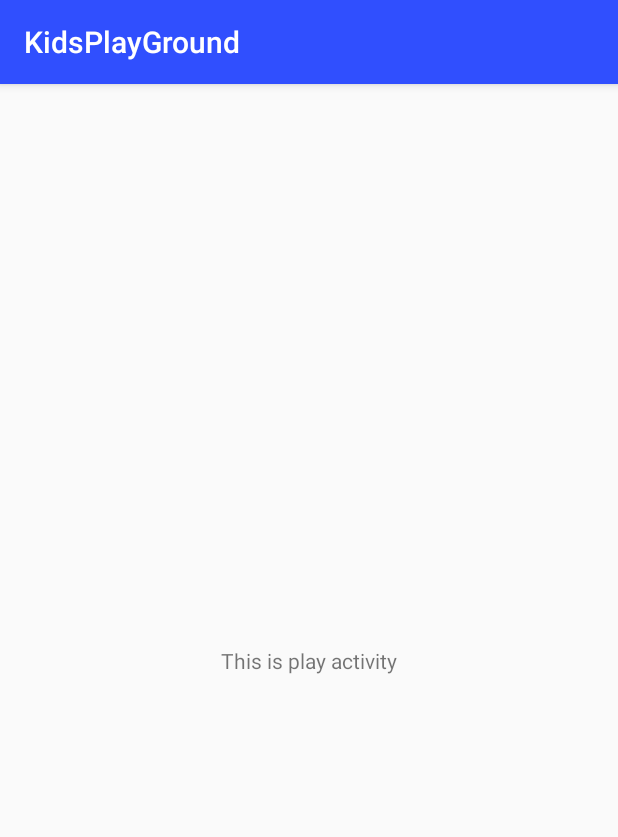
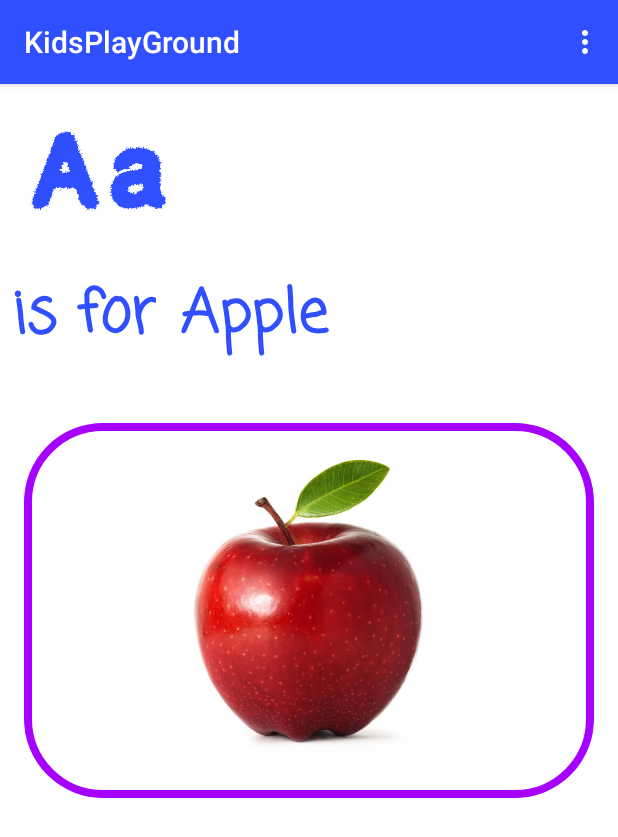
Before and after one commit to ime01/AAD-TEAM-40-ANIMATION-CHALLENGE, an Android app: the screen it shows after launch (PlayActivity), after a tap on "Play", on a phone screen of 412 x 824 dp. Shown: the top 837 px of the screen. Run offline under Robolectric (Android 15) with nearby library versions, the phone set to English and light mode, and no system bars.

Commit message:
formatted from har-beebullah 22/10/2019

```diff
--- a/app/src/main/java/com/flowz/kidsplayground/MainActivity.java
+++ b/app/src/main/java/com/flowz/kidsplayground/MainActivity.java
@@ -45,9 +45,6 @@ public class MainActivity extends AppCompatActivity {
 
     public void playActivity(View view) {
         playBtn.startAnimation(animPlayBtn);
-        Intent intent = new Intent(MainActivity.this, PlayActivity.class);
-        startActivity(intent);
-        overridePendingTransition(R.anim.slide_in_right, R.anim.slide_out_left);
-
+        startActivity( new Intent(this, PlayActivity.class));
     }
 }
--- a/app/src/main/java/com/flowz/kidsplayground/PlayActivity.java
+++ b/app/src/main/java/com/flowz/kidsplayground/PlayActivity.java
@@ -3,30 +3,79 @@ package com.flowz.kidsplayground;
 import androidx.appcompat.app.AppCompatActivity;
 import androidx.fragment.app.Fragment;
 import androidx.fragment.app.FragmentTransaction;
+import androidx.viewpager.widget.PagerAdapter;
+import androidx.viewpager.widget.ViewPager;
 
 import android.os.Bundle;
+import android.view.Menu;
+import android.view.MenuItem;
 import android.view.View;
 import android.widget.Button;
 
 public class PlayActivity extends AppCompatActivity {
-
-    Button Next;
+    ViewPager viewPager;
+    PagerAdapter adapter;
+    //ArrayList<Integer> images;
+    int[] letters;
+    int[] examples;
+    String[] texts;
 
     @Override
     protected void onCreate(Bundle savedInstanceState) {
         super.onCreate(savedInstanceState);
-        setContentView(R.layout.activity_play);
+        setContentView(R.layout.activity_detail);
 
+        letters = new int[] { R.drawable.letter_a, R.drawable.letter_b, R.drawable.letter_c,
+                R.drawable.letter_d, R.drawable.letter_e, R.drawable.letter_f, R.drawable.letter_g,
+                R.drawable.letter_h, R.drawable.letter_i, R.drawable.letter_j, R.drawable.letter_k,
+                R.drawable.letter_l, R.drawable.letter_m, R.drawable.letter_n, R.drawable.letter_o,
+                R.drawable.letter_p, R.drawable.letter_q, R.drawable.letter_r, R.drawable.letter_s,
+                R.drawable.letter_t, R.drawable.letter_u, R.drawable.letter_v, R.drawable.letter_w,
+                R.drawable.letter_x, R.drawable.letter_y, R.drawable.letter_z};
 
+        examples = new int[] { R.drawable.apple, R.drawable.ball, R.drawable.cake,
+                R.drawable.duck, R.drawable.elephant, R.drawable.frog, R.drawable.grape, R.drawable.hen,
+                R.drawable.ice_cream, R.drawable.jacket, R.drawable.kangaroo, R.drawable.ladder,
+                R.drawable.monocycle, R.drawable.nurse, R.drawable.orange, R.drawable.parrot,
+                R.drawable.quail, R.drawable.rainbow, R.drawable.socks, R.drawable.tent,
+                R.drawable.umbrella, R.drawable.vase, R.drawable.well, R.drawable.xylophone,
+                R.drawable.yam, R.drawable.zebra};
+
+        texts = new String[] {"Apple", "Ball", "Cake", "Duck", "Elephant", "Frog", "Grape", "Hen", "Ice Cream",
+                "Jacket", "Kangaroo", "Ladder", "Monocycle", "Nurse", "Orange", "Parrot", "Quail", "Rainbow",
+                "Socks", "Tent", "Umbrella", "Vase", "Well", "Xylophone", "Yam", "Zebra"};
+
+        viewPager = findViewById(R.id.pager);
+        // Initialize our PagerAdapter
+        adapter = new DetailPagerAdapter(this, letters, examples, texts);
+        // Bind the PagerAdapter to the ViewPager
+        viewPager.setAdapter(adapter);
+        setPageTransformer(new pagerTransformation());
     }
 
     @Override
-    public void finish() {
-        super.finish();
-        overridePendingTransition(R.anim.slide_in_left, R.anim.slide_out_right);
-
+    public boolean onCreateOptionsMenu(Menu menu) {
+        // Inflate the menu; this adds items to the action bar if it is present.
+        getMenuInflater().inflate(R.menu.menu_main, menu);
+        return true;
     }
 
+    @Override
+    public boolean onOptionsItemSelected(MenuItem item) {
+        // Handle action bar item clicks here. The action bar will
+        // automatically handle clicks on the Home/Up button, so long
+        // as you specify a parent activity in AndroidManifest.xml.
+        int id = item.getItemId();
 
+        //noinspection SimplifiableIfStatement
+        if (id == R.id.action_next) {
+            return true;
+        }
 
+        return super.onOptionsItemSelected(item);
+    }
+
+    private void setPageTransformer(ViewPager.PageTransformer transformer){
+        viewPager.setPageTransformer(true, transformer);
+    }
 }
--- a/app/src/main/res/drawable/shape.xml
+++ b/app/src/main/res/drawable/shape.xml
@@ -4,7 +4,7 @@
     <corners
         android:radius="50dp"></corners>
     <stroke
-        android:color="#4CAF50"
-        android:width="5dp">
+        android:color="@color/pur"
+        android:width="5sp">
     </stroke>
 </shape>
--- a/app/src/main/res/layout/pager_item.xml
+++ b/app/src/main/res/layout/pager_item.xml
@@ -12,6 +12,7 @@
         android:layout_height="100dp"
         android:layout_marginStart="16dp"
         android:layout_marginTop="8dp"
+        android:tint="@color/colorPrimary"
         app:layout_constraintStart_toStartOf="parent"
         app:layout_constraintTop_toTopOf="parent"
         app:srcCompat="@drawable/letter_a" />
@@ -21,28 +22,32 @@
         android:layout_width="0dp"
         android:layout_height="wrap_content"
         android:layout_marginStart="16dp"
-        android:layout_marginTop="16dp"
+        android:layout_marginTop="32dp"
         android:layout_marginEnd="16dp"
-        android:layout_marginBottom="16dp"
         app:cardBackgroundColor="#FFFFFF"
         app:cardCornerRadius="50dp"
         app:cardElevation="0dp"
         app:cardPreventCornerOverlap="true"
         app:cardUseCompatPadding="false"
-        app:layout_constraintBottom_toTopOf="@+id/textView"
         app:layout_constraintEnd_toEndOf="parent"
         app:layout_constraintStart_toStartOf="parent"
-        app:layout_constraintTop_toBottomOf="@+id/image_letter">
+        app:layout_constraintTop_toBottomOf="@+id/textView">
 
         <androidx.constraintlayout.widget.ConstraintLayout
             android:layout_width="match_parent"
-            android:layout_height="wrap_content"
+            android:layout_height="250sp"
             android:foreground="@drawable/shape">
 
             <ImageView
                 android:id="@+id/image_example"
                 android:layout_width="0dp"
-                android:layout_height="300dp"
+                android:layout_height="0dp"
+                android:layout_marginStart="16dp"
+                android:layout_marginTop="16dp"
+                android:layout_marginEnd="16dp"
+                android:layout_marginBottom="16dp"
+                app:layout_constraintBottom_toBottomOf="parent"
+                app:layout_constraintEnd_toEndOf="parent"
                 app:layout_constraintStart_toStartOf="parent"
                 app:layout_constraintTop_toTopOf="parent"
                 app:srcCompat="@drawable/apple" />
@@ -52,34 +57,35 @@
 
     <TextView
         android:id="@+id/textView"
-        android:layout_width="wrap_content"
-        android:layout_height="wrap_content"
+        android:layout_width="0dp"
+        android:layout_height="70dp"
         android:layout_marginStart="8dp"
-        android:layout_marginTop="8dp"
-        android:layout_marginBottom="8dp"
+        android:layout_marginEnd="8dp"
         android:fontFamily="casual"
-        android:text="TextView"
+        android:text="   "
         android:textAppearance="@style/TextAppearance.AppCompat.Large"
-        android:textColor="#4CAF50"
+        android:textColor="@color/colorPrimary"
         android:textSize="40sp"
         android:textStyle="bold"
-        app:layout_constraintBottom_toBottomOf="parent"
+        app:layout_constraintEnd_toEndOf="parent"
         app:layout_constraintStart_toEndOf="@+id/textView2"
-        app:layout_constraintTop_toBottomOf="@+id/cardView" />
+        app:layout_constraintTop_toTopOf="@+id/textView2" />
 
     <TextView
         android:id="@+id/textView2"
         android:layout_width="wrap_content"
         android:layout_height="wrap_content"
-        android:layout_marginStart="16dp"
+        android:layout_marginStart="8dp"
+        android:layout_marginTop="16dp"
+        android:layout_marginEnd="8dp"
         android:fontFamily="casual"
-        android:text="is for"
+        android:text="@string/txt_is_for"
         android:textAppearance="@style/TextAppearance.AppCompat.Large"
-        android:textColor="#4CAF50"
-        android:textSize="36sp"
+        android:textColor="@color/colorPrimary"
+        android:textSize="40sp"
         android:textStyle="bold"
-        app:layout_constraintBottom_toBottomOf="@+id/textView"
+        app:layout_constraintEnd_toStartOf="@+id/textView"
         app:layout_constraintStart_toStartOf="parent"
-        app:layout_constraintTop_toTopOf="@+id/textView" />
+        app:layout_constraintTop_toBottomOf="@+id/image_letter" />
 
 </androidx.constraintlayout.widget.ConstraintLayout>
--- a/app/src/main/res/values/colors.xml
+++ b/app/src/main/res/values/colors.xml
@@ -5,6 +5,6 @@
     <color name="colorAccent3">#ffffff</color>
     <color name="colorPrimary">#304FFE</color>
     <color name="colorPrimaryDark">#000957</color>
-    <color name="green">#008000</color>
+    <color name="green">#007280</color>
     <color name="pur">#A600FF</color>
 </resources>
--- a/app/src/main/res/values/strings.xml
+++ b/app/src/main/res/values/strings.xml
@@ -20,4 +20,5 @@
     <string name="next">Next</string>
     <string name="prev">Previous</string>
     <string name="options">options</string>
+    <string name="txt_is_for">is for</string>
 </resources>
```
Also changed, not shown: app/src/main/res/drawable/apple.jpg.
